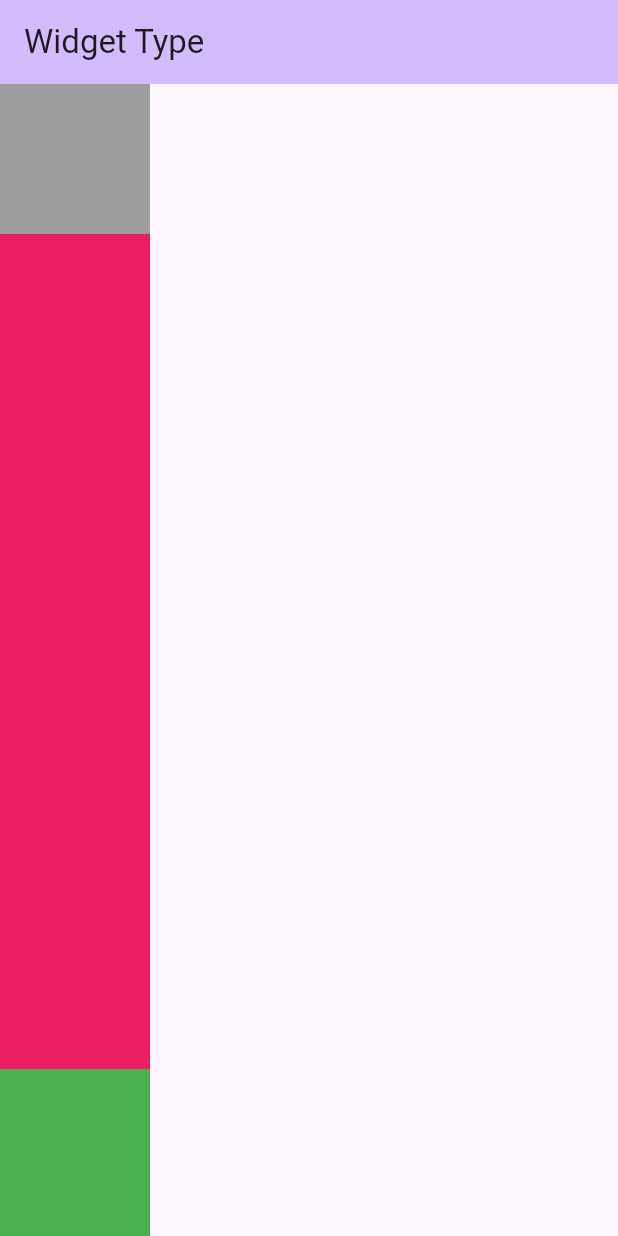
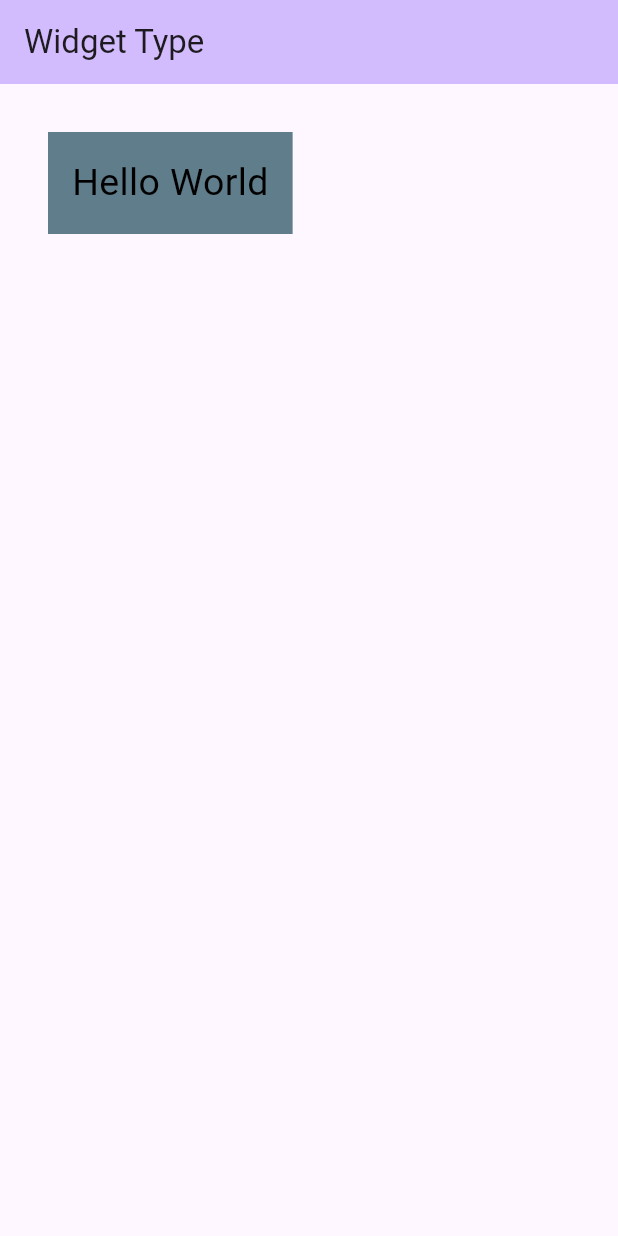
Before and after one commit to jainsourab99/FlutterAllTypeofButton, a Flutter app: the screen it shows after launch, on a phone screen of 412 x 824 dp. Run offline on Flutter 3.47's test engine with Material 3 defaults, Android fonts, the phone set to English and light mode, and no system bars.

Commit message:
Margin and padding

```diff
--- a/lib/main.dart
+++ b/lib/main.dart
@@ -70,13 +70,6 @@ class _MyHomePageState extends State<MyHomePage> {
 
   @override
   Widget build(BuildContext context) {
-    // This method is rerun every time setState is called, for instance as done
-    // by the _incrementCounter method above.
-    //
-    // The Flutter framework has been optimized to make rerunning build methods
-    // fast, so that you can just rebuild anything that needs updating rather
-    // than having to individually change instances of widgets.
-    var names = ["abcd", "xyz", "values", "kkk", "dsfdf", "dsfdf", "fdfsdf"];
     return Scaffold(
         appBar: AppBar(
           backgroundColor: Theme.of(context).colorScheme.inversePrimary,
@@ -84,40 +77,21 @@ class _MyHomePageState extends State<MyHomePage> {
           // the App.build method, and use it to set our appbar title.
           title: const Text("Widget Type"),
         ),
-      body: Column(
-        // mainAxisAlignment: MainAxisAlignment.center,
-        children: [
-          Container(
-            width: 100,
-            height: 100,
-            color: Colors.grey,
-          ),
-          Expanded(
-            flex: 5,
+        body: Padding(
+          padding: EdgeInsets.all(16),
           child: Container(
-              width: 100,
-              height: 100,
-              color: Colors.pink,
+            color: Colors.blueGrey,
+            margin: EdgeInsets.all(16),
+            // padding: EdgeInsets.all(16),
+            child: Padding(
+              padding: const EdgeInsets.all(16),
+              child: Text(
+                "Hello World",
+                style: TextStyle(fontSize: 25, color: Colors.black),
               ),
             ),
-          Expanded(
-            child: Container(
-              width: 100,
-              height: 100,
-              color: Colors.green,
           ),
-          )
-        ]
-
-
-
-
-
-
-
-
-      ),
-      );
+        ));
     // This trailing comma makes auto-formatting nicer for build methods.
   }
 }
```
Lines whose indentation alone changed are shown as unchanged.
